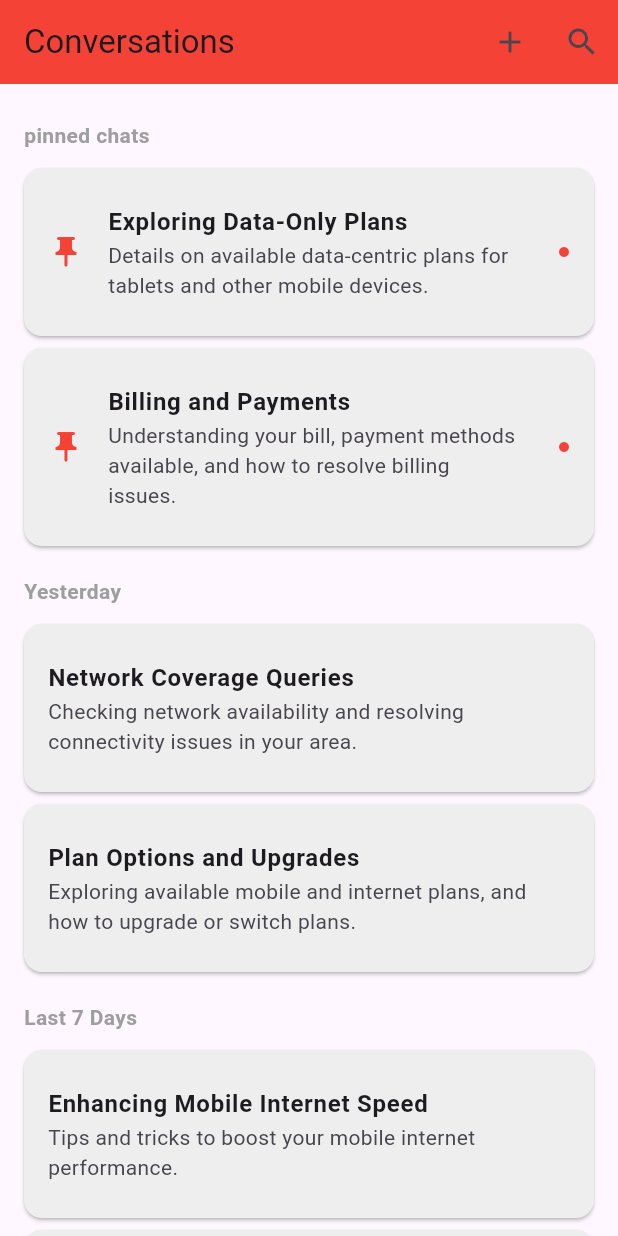
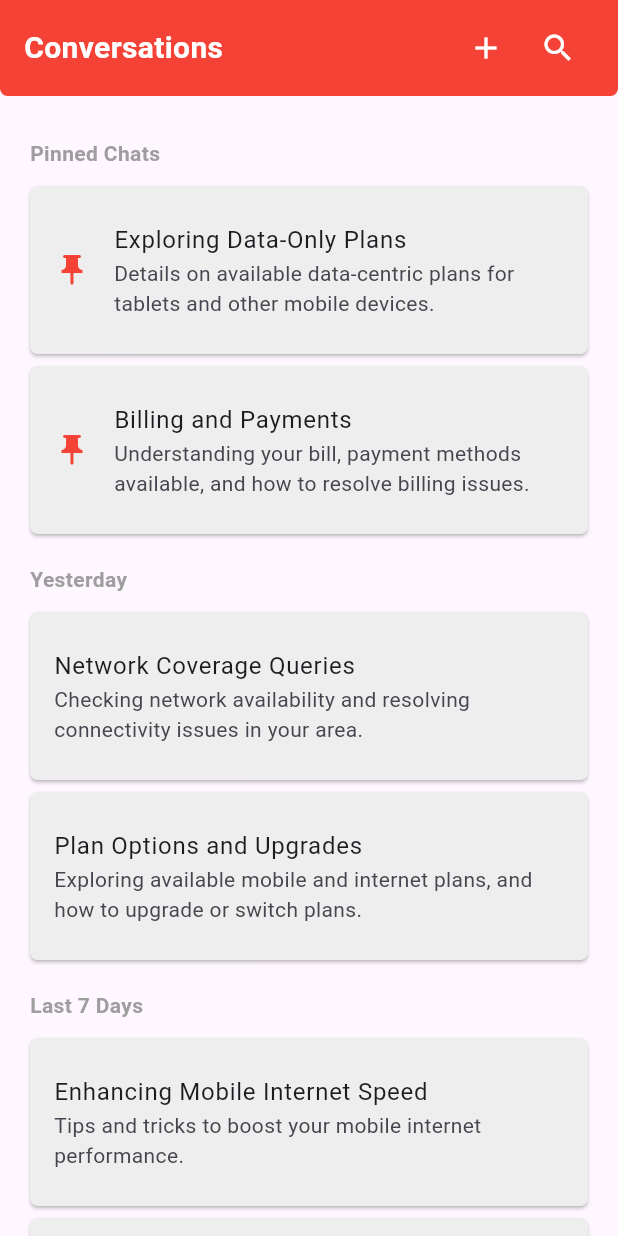
Before and after one commit to Azzula9/chatbot_frontend, a Flutter app: the screen it shows after launch, on a phone screen of 412 x 824 dp. Run offline on Flutter 3.47's test engine with Material 3 defaults, Android fonts, the phone set to English and light mode, and no system bars.

Commit message:
conversation list

```diff
--- /dev/null
+++ b/untitled/lib/chat_item.dart
@@ -0,0 +1,26 @@
+import 'package:flutter/material.dart';
+
+class ChatItem extends StatelessWidget {
+  final String title;
+  final String subtitle;
+  final bool isPinned;
+
+  ChatItem({required this.title, required this.subtitle, this.isPinned = false});
+
+  @override
+  Widget build(BuildContext context) {
+    return Card(
+      margin: EdgeInsets.symmetric(vertical: 4.0),
+      color: Colors.grey[200],
+      shape: RoundedRectangleBorder(
+        borderRadius: BorderRadius.circular(5.0),
+      ),
+      child: ListTile(
+        contentPadding: EdgeInsets.all(16.0),
+        leading: isPinned ? Icon(Icons.push_pin, color: Colors.red) : null,
+        title: Text(title),
+        subtitle: Text(subtitle),
+      ),
+    );
+  }
+}
--- /dev/null
+++ b/untitled/lib/conversations_page.dart
@@ -0,0 +1,117 @@
+import 'package:flutter/material.dart';
+import 'section.dart';
+import 'chat_item.dart';
+
+class ConversationsPage extends StatelessWidget {
+  @override
+  Widget build(BuildContext context) {
+    return Scaffold(
+      body: Column(
+        children: [
+          _buildAppBar(),
+          Expanded(
+            child: ListView(
+              padding: EdgeInsets.all(20.0),
+              children: [
+                Section(
+                  title: 'Pinned Chats',
+                  items: [
+                    ChatItem(
+                      title: 'Exploring Data-Only Plans',
+                      subtitle:
+                      'Details on available data-centric plans for tablets and other mobile devices.',
+                      isPinned: true,
+                    ),
+                    ChatItem(
+                      title: 'Billing and Payments',
+                      subtitle:
+                      'Understanding your bill, payment methods available, and how to resolve billing issues.',
+                      isPinned: true,
+                    ),
+                  ],
+                ),
+                Section(
+                  title: 'Yesterday',
+                  items: [
+                    ChatItem(
+                      title: 'Network Coverage Queries',
+                      subtitle:
+                      'Checking network availability and resolving connectivity issues in your area.',
+                    ),
+                    ChatItem(
+                      title: 'Plan Options and Upgrades',
+                      subtitle:
+                      'Exploring available mobile and internet plans, and how to upgrade or switch plans.',
+                    ),
+                  ],
+                ),
+                Section(
+                  title: 'Last 7 Days',
+                  items: [
+                    ChatItem(
+                      title: 'Enhancing Mobile Internet Speed',
+                      subtitle:
+                      'Tips and tricks to boost your mobile internet performance.',
+                    ),
+                    ChatItem(
+                      title: 'Reporting Service Outages',
+                      subtitle:
+                      'What to do if you experience a service outage and how to report it for quick resolution.',
+                    ),
+                    ChatItem(
+                      title: 'Upgrading Your Mobile Plan',
+                      subtitle:
+                      'Steps to find the right upgrade for your needs and how to apply it directly.',
+                    ),
+                  ],
+                ),
+              ],
+            ),
+          ),
+        ],
+      ),
+    );
+  }
+
+  Widget _buildAppBar() {
+    return Container(
+      decoration: BoxDecoration(
+        color: Colors.red,
+        borderRadius: BorderRadius.only(
+          bottomLeft: Radius.circular(5.0),
+          bottomRight: Radius.circular(5.0),
+        ),
+      ),
+      child: SafeArea(
+        child: Padding(
+          padding: const EdgeInsets.symmetric(horizontal: 16.0, vertical: 8.0),
+          child: Row(
+            mainAxisAlignment: MainAxisAlignment.spaceBetween,
+            children: [
+              Text(
+                'Conversations',
+                style: TextStyle(
+                  color: Colors.white,
+                  fontSize: 20.0,
+                  fontWeight: FontWeight.bold,
+                ),
+              ),
+              Row(
+                children: [
+                  IconButton(
+                    icon: Icon(Icons.add, color: Colors.white),
+                    onPressed: () {},
+                  ),
+                  IconButton(
+                    icon: Icon(Icons.search, color: Colors.white),
+                    onPressed: () {},
+                  ),
+                ],
+              ),
+            ],
+          ),
+        ),
+      ),
+    );
+  }
+}
--- a/untitled/lib/main.dart
+++ b/untitled/lib/main.dart
@@ -1,4 +1,5 @@
 import 'package:flutter/material.dart';
+import 'conversations_page.dart';
 
 void main() {
   runApp(MyApp());
@@ -8,139 +9,8 @@ class MyApp extends StatelessWidget {
   @override
   Widget build(BuildContext context) {
     return MaterialApp(
+      debugShowCheckedModeBanner: false,
       home: ConversationsPage(),
     );
   }
 }
-
-class ConversationsPage extends StatelessWidget {
-  @override
-  Widget build(BuildContext context) {
-    return Scaffold(
-      appBar: AppBar(
-        backgroundColor: Colors.red, // Change the app bar color
-        title: Text('Conversations'),
-        actions: [
-          IconButton(
-            icon: Icon(Icons.add),
-            onPressed: () {},
-          ),
-          IconButton(
-            icon: Icon(Icons.search),
-            onPressed: () {},
-          ),
-        ],
-      ),
-      body: ListView(
-        padding: EdgeInsets.all(16.0),
-        children: [
-          Section(
-            title: 'pinned chats',
-            items: [
-              ChatItem(
-                title: 'Exploring Data-Only Plans',
-                subtitle: 'Details on available data-centric plans for tablets and other mobile devices.',
-                isPinned: true,
-              ),
-              ChatItem(
-                title: 'Billing and Payments',
-                subtitle: 'Understanding your bill, payment methods available, and how to resolve billing issues.',
-                isPinned: true,
-              ),
-            ],
-          ),
-          Section(
-            title: 'Yesterday',
-            items: [
-              ChatItem(
-                title: 'Network Coverage Queries',
-                subtitle: 'Checking network availability and resolving connectivity issues in your area.',
-              ),
-              ChatItem(
-                title: 'Plan Options and Upgrades',
-                subtitle: 'Exploring available mobile and internet plans, and how to upgrade or switch plans.',
-              ),
-            ],
-          ),
-          Section(
-            title: 'Last 7 Days',
-            items: [
-              ChatItem(
-                title: 'Enhancing Mobile Internet Speed',
-                subtitle: 'Tips and tricks to boost your mobile internet performance.',
-              ),
-              ChatItem(
-                title: 'Reporting Service Outages',
-                subtitle: 'What to do if you experience a service outage and how to report it for quick resolution.',
-              ),
-              ChatItem(
-                title: 'Upgrading Your Mobile Plan',
-                subtitle: 'Steps to find the right upgrade for your needs and how to apply it directly.',
-              ),
-            ],
-          ),
-        ],
-      ),
-    );
-  }
-}
-
-class Section extends StatelessWidget {
-  final String title;
-  final List<Widget> items;
-
-  Section({required this.title, required this.items});
-
-  @override
-  Widget build(BuildContext context) {
-    return Padding(
-      padding: const EdgeInsets.symmetric(vertical: 8.0),
-      child: Column(
-        crossAxisAlignment: CrossAxisAlignment.start,
-        children: [
-          Text(
-            title,
-            style: TextStyle(
-              color: Colors.grey, // Change the section title color
-              fontWeight: FontWeight.bold,
-            ),
-          ),
-          SizedBox(height: 8.0),
-          Column(children: items),
-        ],
-      ),
-    );
-  }
-}
-
-class ChatItem extends StatelessWidget {
-  final String title;
-  final String subtitle;
-  final bool isPinned;
-
-  ChatItem({required this.title, required this.subtitle, this.isPinned = false});
-
-  @override
-  Widget build(BuildContext context) {
-    return Card(
-      margin: EdgeInsets.symmetric(vertical: 4.0), // Change the card margin
-      color: Colors.grey[200], // Change the card background color
-      child: ListTile(
-        contentPadding: EdgeInsets.all(16.0), // Change the card padding
-        leading: isPinned
-            ? Icon(Icons.push_pin, color: Colors.red) // Change the pin icon and color
-            : null,
-        title: Text(
-          title,
-          style: TextStyle(
-            fontWeight: FontWeight.bold, // Change the title font weight
-          ),
-        ),
-        subtitle: Text(subtitle),
-        trailing: isPinned
-            ? Icon(Icons.circle, color: Colors.red, size: 8.0) // Change the trailing dot color and size
-            : null,
-      ),
-    );
-  }
-}
--- /dev/null
+++ b/untitled/lib/section.dart
@@ -0,0 +1,30 @@
+import 'package:flutter/material.dart';
+import 'chat_item.dart';
+
+class Section extends StatelessWidget {
+  final String title;
+  final List<ChatItem> items;
+
+  Section({required this.title, required this.items});
+
+  @override
+  Widget build(BuildContext context) {
+    return Padding(
+      padding: const EdgeInsets.symmetric(vertical: 8.0),
+      child: Column(
+        crossAxisAlignment: CrossAxisAlignment.start,
+        children: [
+          Text(
+            title,
+            style: TextStyle(
+              color: Colors.grey,
+              fontWeight: FontWeight.bold,
+            ),
+          ),
+          SizedBox(height: 8.0),
+          Column(children: items),
+        ],
+      ),
+    );
+  }
+}
```
